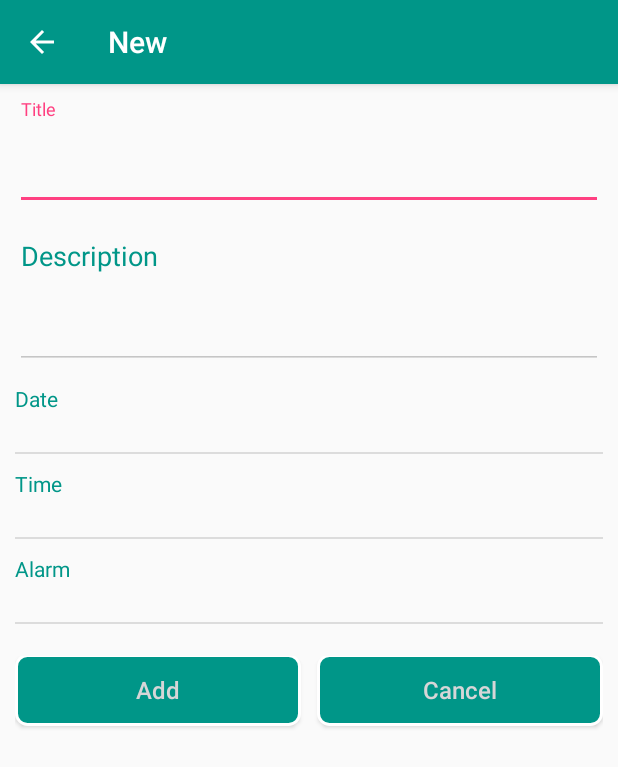
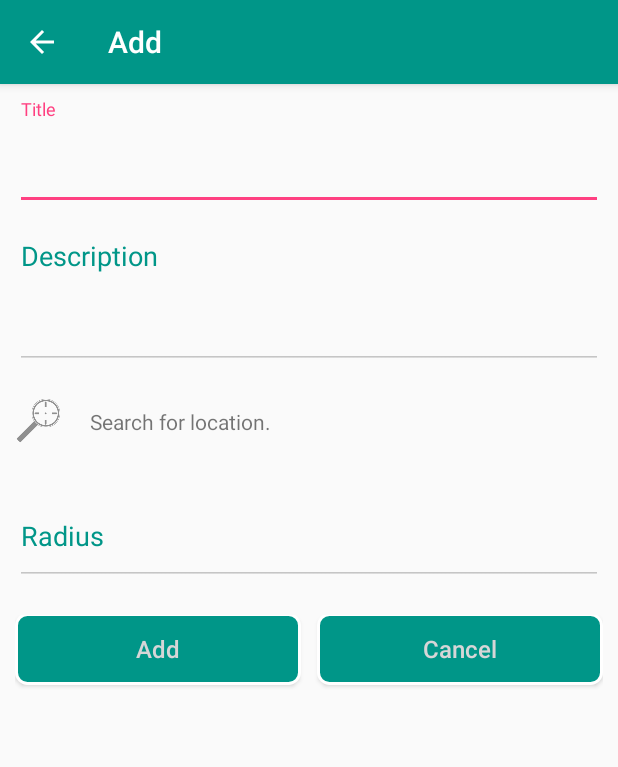
Before and after one commit to kyaw-frobom/Reminder, an Android app: the MainActivity screen opened directly, with no data from a screen before it, after a tap on an icon or button, on a phone screen of 412 x 824 dp. Shown: the top 767 px of the screen. Run offline under Robolectric (Android 15) with nearby library versions, the phone set to English and light mode, and no system bars.

Commit message:
Location add activity added!

```diff
--- a/app/src/main/AndroidManifest.xml
+++ b/app/src/main/AndroidManifest.xml
@@ -22,7 +22,15 @@
         <activity
             android:name=".MainActivity"
             android:label="@string/app_name"
-            android:theme="@style/AppTheme.NoActionBar" />
+            android:theme="@style/AppTheme.NoActionBar">
+
+        <intent-filter>
+            <action android:name="android.intent.action.MAIN" />
+
+            <category android:name="android.intent.category.LAUNCHER" />
+        </intent-filter>
+
+        </activity>
         <activity
             android:name=".alarm"
             android:enabled="true"
@@ -58,6 +66,15 @@
                 android:value="com.frobom.reminder.MainActivity" />
         </activity>
 
+        <activity
+            android:name=".AddLocationActivity"
+            android:label="Add"
+            android:parentActivityName=".MainActivity">
+            <meta-data
+                android:name="android.support.PARENT_ACTIVITY"
+                android:value="com.frobom.reminder.MainActivity" />
+
+        </activity>
         <service
             android:name=".ReminderAlarmManger"
             android:enabled="true"
@@ -84,11 +101,6 @@
             android:enabled="true" />
 
         <activity android:name=".LocationActivity">
-            <intent-filter>
-                <action android:name="android.intent.action.MAIN" />
-
-                <category android:name="android.intent.category.LAUNCHER" />
-            </intent-filter>
         </activity>
         <activity android:name=".GeoLocations"></activity>
     </application>
--- a/app/src/main/java/com/frobom/reminder/AddActivity.java
+++ b/app/src/main/java/com/frobom/reminder/AddActivity.java
@@ -169,8 +169,18 @@ public class AddActivity extends AppCompatActivity implements DatePickerDialog.O
 
                 Intent i = new Intent(AddActivity.this, MainActivity.class );
                 startActivity(i);
+                finish();
             }
         });
+    }
+
+    @Override
+    public void onBackPressed() {
+        super.onBackPressed();
+        Intent i = new Intent(AddActivity.this, MainActivity.class );
+        startActivity(i);
+        finish();
+
     }
 
     @Override
--- /dev/null
+++ b/app/src/main/java/com/frobom/reminder/AddLocationActivity.java
@@ -0,0 +1,19 @@
+package com.frobom.reminder;
+
+import android.os.Bundle;
+import android.support.v7.app.AppCompatActivity;
+
+/**
+ * Created by ソーイエーリン on 01-Aug-17.
+ */
+
+public class AddLocationActivity extends AppCompatActivity
+{
+    @Override
+    protected void onCreate(Bundle savedInstanceState) {
+        super.onCreate(savedInstanceState);
+        setContentView(R.layout.activity_add_location);
+        //for back button
+        getSupportActionBar().setDisplayHomeAsUpEnabled(true);
+    }
+}
--- a/app/src/main/java/com/frobom/reminder/EditActivity.java
+++ b/app/src/main/java/com/frobom/reminder/EditActivity.java
@@ -385,9 +385,9 @@ public class EditActivity extends AppCompatActivity implements DatePickerDialog.
 
     @Override
     public void onBackPressed() {
-        finish();
         Intent i = new Intent(EditActivity.this, MainActivity.class );
         startActivity(i);
+        finish();
 
     }
 }
--- a/app/src/main/java/com/frobom/reminder/MainActivity.java
+++ b/app/src/main/java/com/frobom/reminder/MainActivity.java
@@ -58,7 +58,7 @@ public class MainActivity extends AppCompatActivity{
         fab.setOnClickListener(new View.OnClickListener() {
             @Override
             public void onClick(View view) {
-                Intent myIntent = new Intent(MainActivity.this, AddActivity.class);
+                Intent myIntent = new Intent(MainActivity.this, AddLocationActivity.class);
                 startActivity(myIntent);
             }
         });
@@ -244,6 +244,7 @@ public class MainActivity extends AppCompatActivity{
     }
     @Override
     public void onBackPressed() {
+        super.onBackPressed();
        finish();
     }
 }
--- /dev/null
+++ b/app/src/main/res/layout/activity_add_location.xml
@@ -0,0 +1,118 @@
+<?xml version="1.0" encoding="utf-8"?>
+<LinearLayout xmlns:android="http://schemas.android.com/apk/res/android"
+    xmlns:app="http://schemas.android.com/apk/res-auto"
+    xmlns:tools="http://schemas.android.com/tools"
+    android:layout_width="match_parent"
+    android:layout_height="match_parent"
+    android:orientation="vertical"
+    android:padding="10dp"
+    android:weightSum="1"
+    app:layout_behavior="@string/prompt_title"
+    tools:context="com.frobom.reminder.AddLocationActivity">
+
+    <android.support.design.widget.TextInputLayout
+        android:layout_width="match_parent"
+        android:layout_height="wrap_content"
+        app:theme="@style/Theme.App.Base"
+      >
+
+        <AutoCompleteTextView
+            android:id="@+id/txtTitle"
+            android:layout_width="match_parent"
+            android:layout_height="63dp"
+            android:hint="@string/prompt_title"
+            android:inputType="text"
+            android:maxLines="1"
+            android:textColor="@color/mdtp_circle_background_dark_theme" />
+    </android.support.design.widget.TextInputLayout>
+
+
+    <android.support.design.widget.TextInputLayout
+        android:layout_width="match_parent"
+        android:layout_height="106dp"
+        app:theme="@style/Theme.App.Base"
+      >
+
+        <AutoCompleteTextView
+            android:id="@+id/txtDescription"
+            android:layout_width="match_parent"
+            android:layout_height="match_parent"
+            android:gravity="top"
+            android:hint="Description"
+            android:textColor="@color/mdtp_circle_background_dark_theme"
+            android:inputType="textMultiLine"
+            android:maxLines="4" />
+    </android.support.design.widget.TextInputLayout>
+
+    <LinearLayout
+        android:layout_width="match_parent"
+        android:layout_height="wrap_content"
+        android:layout_marginTop="20dp"
+        android:layout_marginBottom="20dp"
+        android:orientation="horizontal">
+
+        <Button
+            android:id="@+id/searchLocation"
+            android:layout_width="30dp"
+            android:layout_height="30dp"
+            android:background="@drawable/search"
+            android:clickable="true"/>
+    <TextView
+        android:layout_marginLeft="20dp"
+        android:id="@+id/Address"
+        android:text="Search for location."
+        android:layout_width="wrap_content"
+        android:layout_height="wrap_content" />
+    </LinearLayout>
+
+    <android.support.design.widget.TextInputLayout
+        android:layout_width="match_parent"
+        android:layout_height="wrap_content"
+        android:layout_marginBottom="20dp"
+        app:theme="@style/Theme.App.Base"
+        >
+
+        <AutoCompleteTextView
+            android:id="@+id/radius"
+            android:layout_width="match_parent"
+            android:layout_height="63dp"
+            android:hint="@string/prompt_radius"
+            android:inputType="number"
+            android:maxLines="1"
+            android:textColor="@color/mdtp_circle_background_dark_theme" />
+    </android.support.design.widget.TextInputLayout>
+
+    <LinearLayout
+        android:layout_width="match_parent"
+        android:layout_height="wrap_content"
+        android:orientation="horizontal">
+
+        <Button
+            android:id="@+id/btnSave"
+            android:layout_width="fill_parent"
+            android:layout_height="wrap_content"
+            android:layout_gravity="center"
+            android:layout_marginBottom="2dp"
+            android:layout_marginRight="5dp"
+            android:layout_weight="1"
+            android:background="@drawable/shape"
+            android:text="Add"
+            android:textAllCaps="false"
+            android:textColor="@color/mdtp_circle_background"
+            android:textSize="16sp" />
+
+        <Button
+            android:id="@+id/btnCancel"
+            android:layout_width="fill_parent"
+            android:layout_height="wrap_content"
+            android:layout_gravity="center"
+            android:layout_marginLeft="5dp"
+            android:layout_weight="1"
+            android:layout_marginBottom="2dp"
+            android:background="@drawable/shape"
+            android:text="Cancel"
+            android:textAllCaps="false"
+            android:textColor="@color/mdtp_circle_background"
+            android:textSize="16sp" />
+    </LinearLayout>
+</LinearLayout>
--- a/app/src/main/res/values/strings.xml
+++ b/app/src/main/res/values/strings.xml
@@ -22,5 +22,7 @@
     <string name="title_activity_add"> New </string>
     <string name="title_activity_help"> Help </string>
 
+    <string name="prompt_radius"> Radius </string>
+
 
 </resources>
```
Also changed, not shown: app/src/main/res/drawable/search.png (added).
